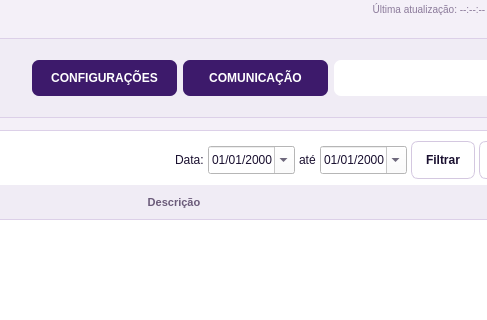
Qt form ui/dashboard.ui (JasmineAlves/SistemaSupervisaoControle-Desktop) before a commit; both pictures show x 691 to 1178 and y 475 to 795 of the 1280 by 894 pixel window.
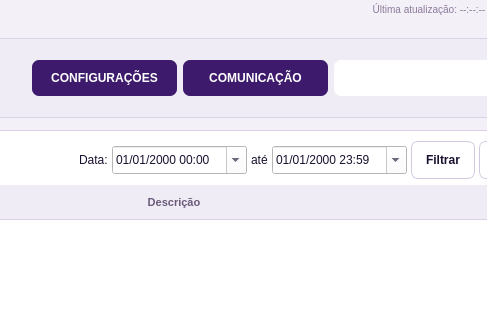
The same form after that commit.

```diff
--- a/ui/dashboard.ui
+++ b/ui/dashboard.ui
@@ -335,10 +335,53 @@
     background: #8B5CF6;
 }
 
-QDateEdit {
+QDateTimeEdit {
     background-color: white;
     color: #1A1030;
 }
+
+QCalendarWidget QWidget {
+    background-color: #FFFFFF;
+    color: #1A1030;
+}
+
+QCalendarWidget QWidget#qt_calendar_navigationbar {
+    background-color: #3D1A6B;
+}
+
+QCalendarWidget QToolButton {
+    background-color: transparent;
+    color: #FFFFFF;
+    font-weight: 700;
+}
+
+QCalendarWidget QToolButton:hover {
+    background-color: rgba(255, 255, 255, 0.15);
+    border-radius: 4px;
+}
+
+QCalendarWidget QMenu {
+    background-color: #FFFFFF;
+    color: #1A1030;
+}
+
+QCalendarWidget QSpinBox {
+    background-color: #FFFFFF;
+    color: #1A1030;
+    selection-background-color: #8B5CF6;
+    selection-color: #FFFFFF;
+}
+
+QCalendarWidget QAbstractItemView:enabled {
+    background-color: #FFFFFF;
+    color: #1A1030;
+    selection-background-color: #8B5CF6;
+    selection-color: #FFFFFF;
+}
+
+QCalendarWidget QAbstractItemView:disabled {
+    color: #C7BBD4;
+}
    </string>
   </property>
   <widget class="QWidget" name="centralwidget">
@@ -1054,21 +1097,24 @@
              </widget>
             </item>
             <item>
-             <widget class="QDateEdit" name="data_inicio">
+             <widget class="QDateTimeEdit" name="data_inicio">
               <property name="minimumSize">
                <size>
-                <width>85</width>
+                <width>135</width>
                 <height>28</height>
                </size>
               </property>
-              <property name="date">
-               <date>
+              <property name="dateTime">
+               <datetime>
+                <hour>0</hour>
+                <minute>0</minute>
+                <second>0</second>
                 <year>2000</year>
                 <month>1</month>
                 <day>1</day>
-               </date>
+               </datetime>
               </property>
-             <property name="calendarPopup"><bool>true</bool></property><property name="displayFormat"><string>dd/MM/yyyy</string></property></widget>
+             <property name="calendarPopup"><bool>true</bool></property><property name="displayFormat"><string>dd/MM/yyyy HH:mm</string></property></widget>
             </item>
             <item>
              <widget class="QLabel" name="lbl_ate">
@@ -1078,21 +1124,24 @@
              </widget>
             </item>
             <item>
-             <widget class="QDateEdit" name="data_fim">
+             <widget class="QDateTimeEdit" name="data_fim">
               <property name="minimumSize">
                <size>
-                <width>85</width>
+                <width>135</width>
                 <height>28</height>
                </size>
               </property>
-              <property name="date">
-               <date>
+              <property name="dateTime">
+               <datetime>
+                <hour>23</hour>
+                <minute>59</minute>
+                <second>59</second>
                 <year>2000</year>
                 <month>1</month>
                 <day>1</day>
-               </date>
+               </datetime>
               </property>
-             <property name="calendarPopup"><bool>true</bool></property><property name="displayFormat"><string>dd/MM/yyyy</string></property></widget>
+             <property name="calendarPopup"><bool>true</bool></property><property name="displayFormat"><string>dd/MM/yyyy HH:mm</string></property></widget>
             </item>
             <item>
              <widget class="QPushButton" name="btn_filtrar">
```
